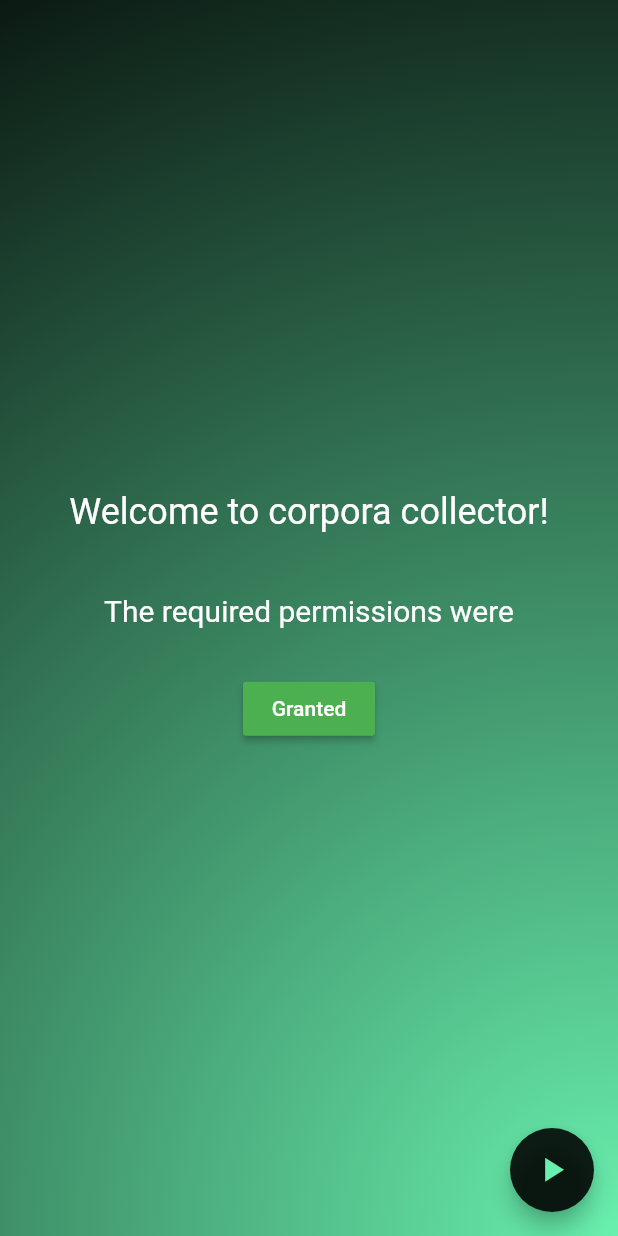
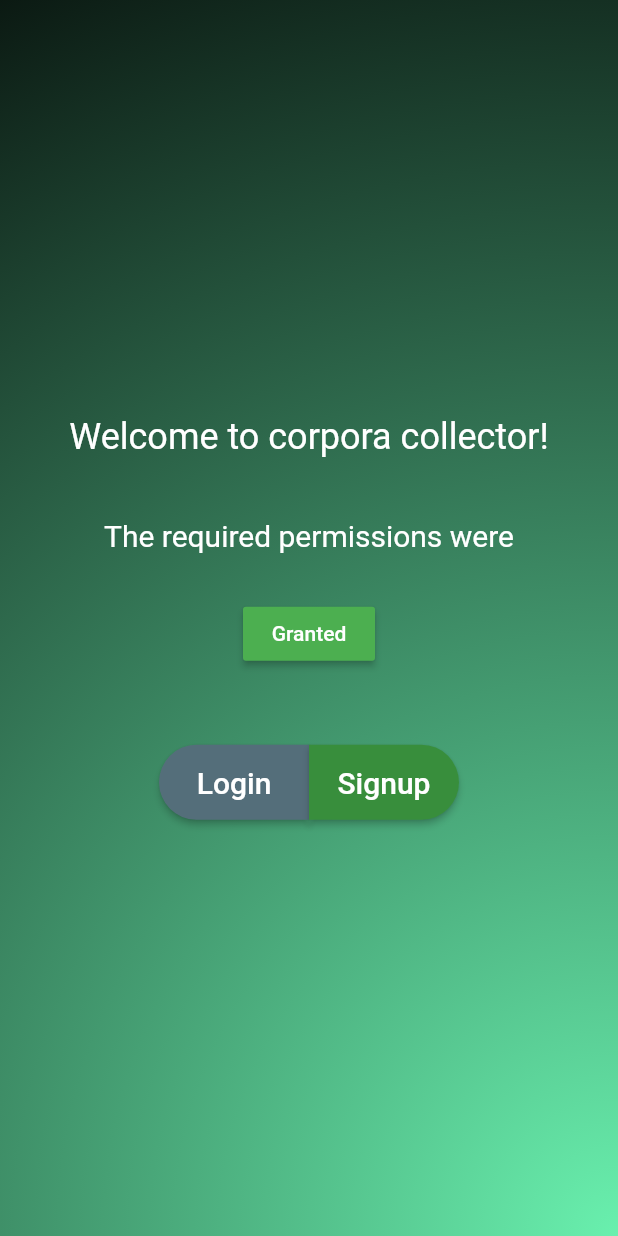
Before and after one commit to phanirithvij/btp, a Flutter app: the screen it shows after launch, on a phone screen of 412 x 824 dp. Run offline on Flutter 3.47's test engine with Material 2 defaults, Android fonts, the phone set to English and light mode, and no system bars; our stand-ins replace flutter_cache_manager, permission_handler, shared_preferences; missing offline and left inert: audioplayer; project files that could hold a hidden picture were left out.

Commit message:
some changes

```diff
--- a/mobile_app/corpa/lib/screens/welcome.dart
+++ b/mobile_app/corpa/lib/screens/welcome.dart
@@ -1,4 +1,5 @@
 import 'package:corpora/screens/login.dart';
+import 'package:corpora/screens/register.dart';
 import 'package:corpora/themes/utils.dart';
 import 'package:flutter/material.dart';
 import 'package:permission_handler/permission_handler.dart';
@@ -65,27 +66,87 @@ class _WelcomePageState extends State<WelcomePage> {
                   ),
                 ),
               ),
+              Padding(padding: EdgeInsets.only(top: 50)),
+              buildButtonBar(context),
             ],
           ),
         ),
       ),
-      floatingActionButton: _permissionsGranted
-          ? FloatingActionButton(
-              onPressed: () {
-                // TODO handle _notFirstTime logic
-                // push replacement so pop will not go to welcome screen again
-                // If not loggedin when pressing back should come back here
-                Navigator.of(context).pushReplacement(MaterialPageRoute(
-                  builder: (context) => LoginPage(),
-                ));
-              },
-              tooltip: 'Start',
-              backgroundColor: Colors.black87,
-              foregroundColor: Colors.greenAccent,
-              child: Icon(Icons.play_arrow, size: 27),
-            )
-          : Container(),
+
+      // floatingActionButton: _permissionsGranted
+      //     ? FloatingActionButton(
+      //         onPressed: () {
+      //           // TODO handle _notFirstTime logic
+      //           // push replacement so pop will not go to welcome screen again
+      //           // If not loggedin when pressing back should come back here
+      //           Navigator.of(context).pushReplacement(MaterialPageRoute(
+      //             builder: (context) => LoginPage(),
+      //           ));
+      //         },
+      //         tooltip: 'Start',
+      //         backgroundColor: Colors.black87,
+      //         foregroundColor: Colors.greenAccent,
+      //         child: Icon(Icons.play_arrow, size: 27),
+      //       )
+      //     : Container(),
     );
+  }
+
+  Widget buildButtonBar(BuildContext context) {
+    return _permissionsGranted
+        ? ButtonBar(
+            buttonPadding: const EdgeInsets.only(),
+            alignment: MainAxisAlignment.center,
+            children: <Widget>[
+              ButtonTheme(
+                minWidth: 100.0,
+                height: 50.0,
+                child: RaisedButton(
+                  onPressed: () {
+                    Navigator.of(context).pushReplacement(
+                      MaterialPageRoute(
+                        builder: (context) => LoginPage(),
+                      ),
+                    );
+                  },
+                  shape: RoundedRectangleBorder(
+                    borderRadius: BorderRadius.only(
+                        topLeft: Radius.circular(200),
+                        bottomLeft: Radius.circular(200)),
+                  ),
+                  color: Colors.blueGrey.shade600,
+                  child: Text(
+                    "Login",
+                    style: TextStyle(fontSize: 20),
+                  ),
+                ),
+              ),
+              ButtonTheme(
+                minWidth: 100.0,
+                height: 50.0,
+                child: RaisedButton(
+                  shape: RoundedRectangleBorder(
+                    borderRadius: BorderRadius.only(
+                        topRight: Radius.circular(200),
+                        bottomRight: Radius.circular(200)),
+                  ),
+                  color: Colors.green.shade700,
+                  onPressed: () {
+                    Navigator.of(context).pushReplacement(
+                      MaterialPageRoute(
+                        builder: (context) => SignupPage(),
+                      ),
+                    );
+                  },
+                  child: Text(
+                    "Signup",
+                    style: TextStyle(fontSize: 20),
+                  ),
+                ),
+              ),
+            ],
+          )
+        : Container();
   }
 
   void _requestPermissions() async {
```
Also changed, not shown: mobile_app/corpa/lib/screens/login.dart (+30 -0 lines).
